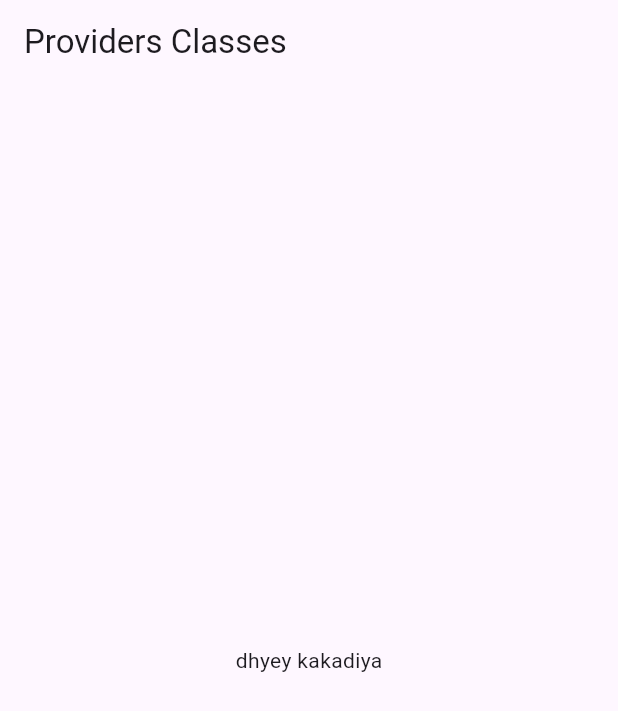
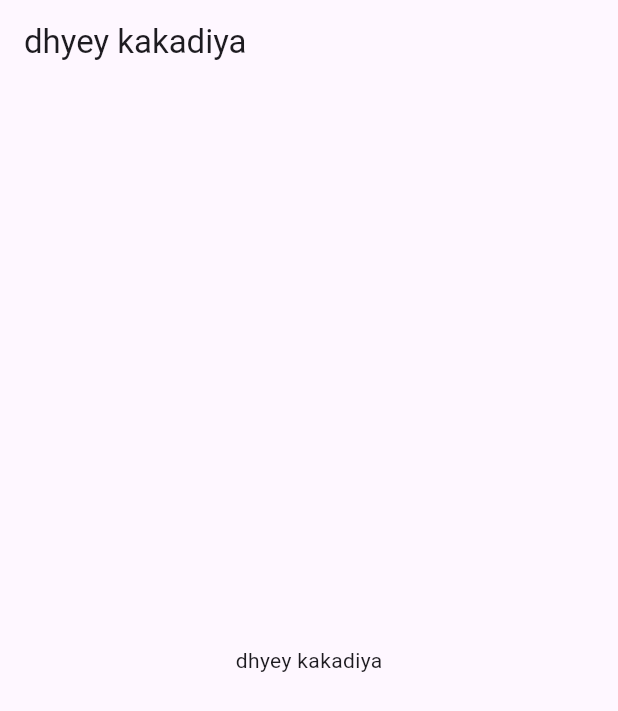
Before and after one commit to dhyey1015/learning-flutter, a Flutter app: the screen it shows after launch, on a phone screen of 412 x 824 dp. Shown: the top 711 px of the screen. Run offline on Flutter 3.47's test engine with Material 3 defaults, Android fonts, the phone set to English and light mode, and no system bars; our stand-ins replace flutter_riverpod.

Commit message:
leared to use provider with statefull widget

```diff
--- a/state_management_riverpod/lib/main.dart
+++ b/state_management_riverpod/lib/main.dart
@@ -1,7 +1,7 @@
 import 'package:flutter/material.dart';
 import 'package:flutter_riverpod/flutter_riverpod.dart';
 import 'package:state_management_riverpod/provider.dart';
-
+import 'package:state_management_riverpod/provider_stateful.dart';
 //1) Provider
 
 final nameProvider = Provider((ref) {
@@ -21,7 +21,7 @@ class MyApp extends StatelessWidget {
   @override
   Widget build(BuildContext context) {
     return const MaterialApp(
-      home: ProvidersClasses(),
+      home: MyWidget(),
     );
   }
 }
--- /dev/null
+++ b/state_management_riverpod/lib/provider_stateful.dart
@@ -0,0 +1,24 @@
+import 'package:flutter/material.dart';
+import 'package:flutter_riverpod/flutter_riverpod.dart';
+import 'package:state_management_riverpod/main.dart';
+
+class MyWidget extends ConsumerStatefulWidget {
+  const MyWidget({super.key});
+
+  @override
+  ConsumerState<MyWidget> createState() => _MyWidgetState();
+}
+
+class _MyWidgetState extends ConsumerState<MyWidget> {
+  @override
+  Widget build(BuildContext context) {
+    final name = ref.watch(nameProvider);
+    return Scaffold(
+        appBar: AppBar(
+          title: Text(name),
+        ),
+        body: Center(
+          child: Text(name),
+        ));
+  }
+}
```
